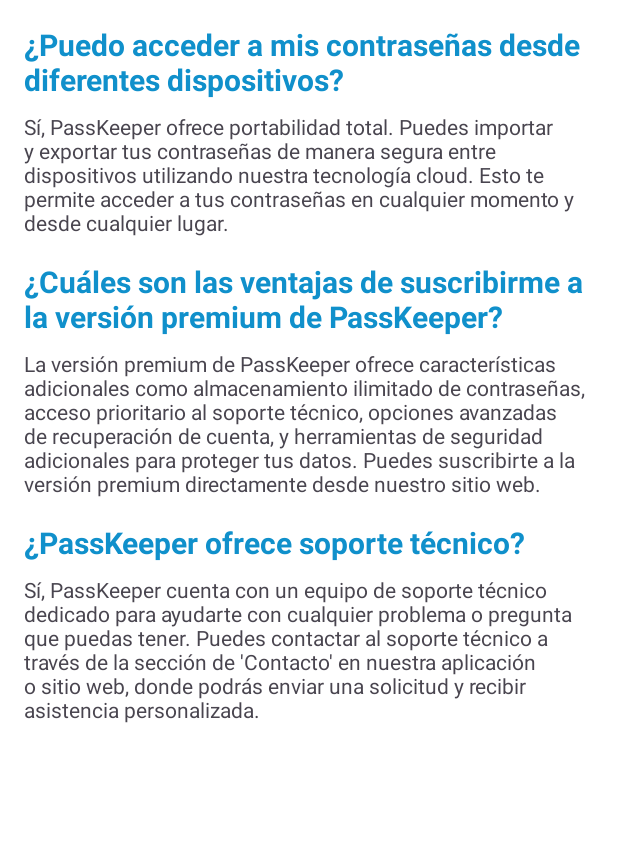
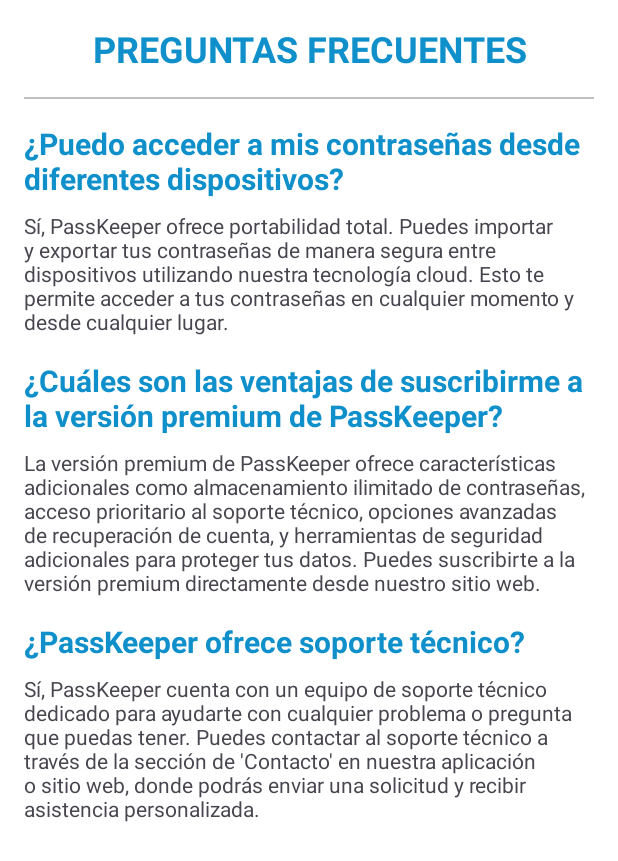
Before and after one commit to vlysi/integrador_ISP4, an Android app: the activity_faq screen opened directly, with no data from a screen before it, on a phone screen of 412 x 824 dp. Shown: the top 861 px of the screen. Run offline under Robolectric (Android 15) with nearby library versions, the phone set to English and light mode, and no system bars.

Commit message:
titulo activity PREGUNTAS FRECUENTES

```diff
--- a/PassKeeper/app/src/main/res/layout/activity_faq.xml
+++ b/PassKeeper/app/src/main/res/layout/activity_faq.xml
@@ -21,7 +21,22 @@
             android:layout_height="wrap_content"
             android:orientation="vertical"
             android:padding="16dp">
+            <TextView
+                android:id="@+id/faq_heading"
+                android:layout_width="match_parent"
+                android:layout_height="wrap_content"
+                android:text="PREGUNTAS FRECUENTES"
+                android:textSize="24sp"
+                android:textStyle="bold"
+                android:paddingBottom="16dp"
+                android:gravity="center"
+                android:textColor="#1090cb"/>
 
+            <View
+                android:layout_width="match_parent"
+                android:layout_height="1dp"
+                android:background="#c0c0c0"
+                android:layout_marginBottom="16dp"/>
             <TextView
                 android:id="@+id/faq_title"
                 android:layout_width="match_parent"
```
